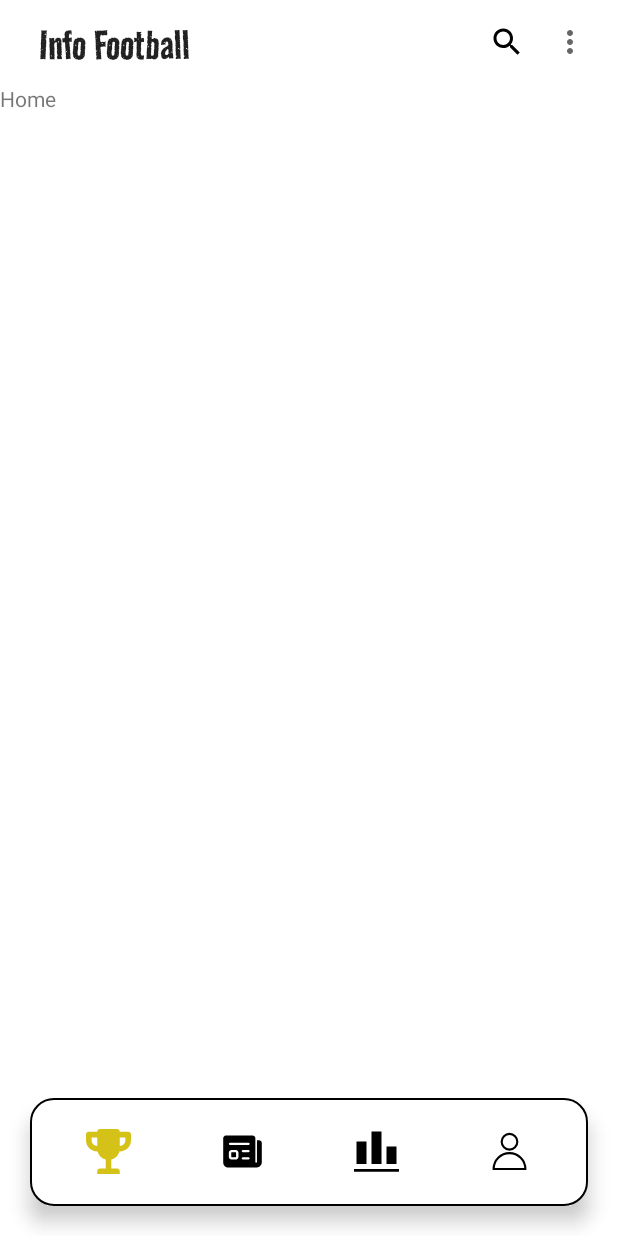
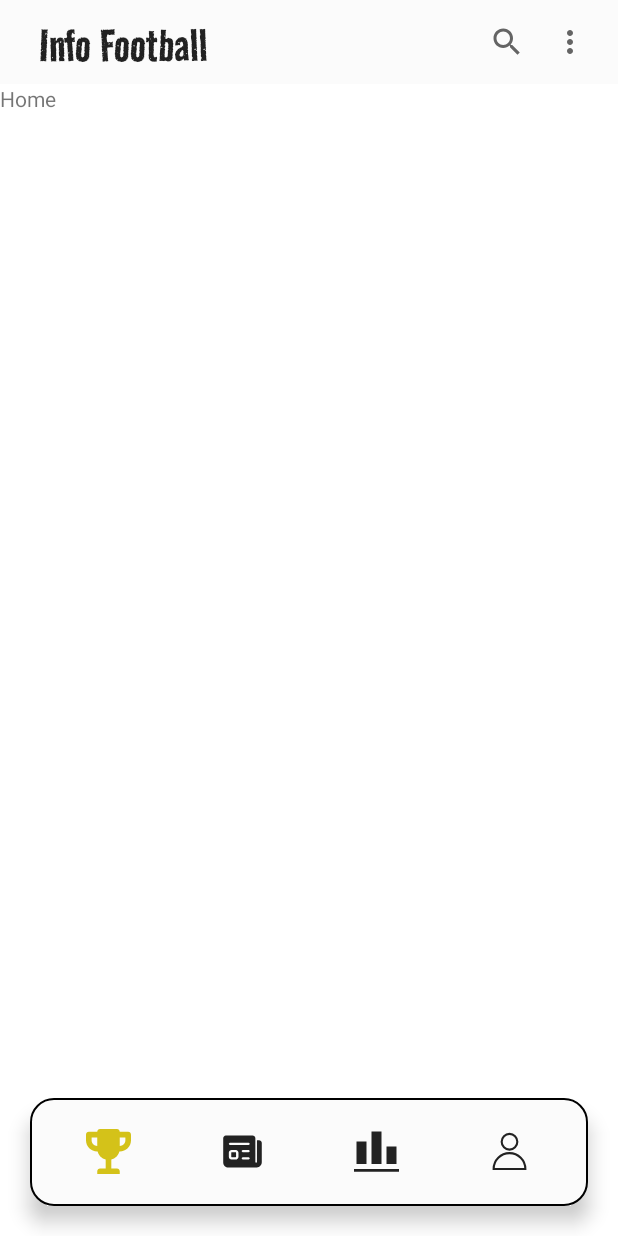
Before and after one commit to joaovq/InfoFootbballApp, an Android app: the HomeFragment screen opened directly, with no data from a screen before it, on a phone screen of 412 x 824 dp. Run offline under Robolectric (Android 15) with nearby library versions, the phone set to English and light mode, and no system bars; our stand-ins replace Timber, data binding, navigation-ui.

Commit message:
bug-fix: behavior hide on scroll screen

```diff
--- a/app/src/main/res/layout/container_bar_app.xml
+++ b/app/src/main/res/layout/container_bar_app.xml
@@ -17,5 +17,5 @@
         android:layout_width="wrap_content"
         android:layout_height="wrap_content"
         android:layout_gravity="end"
-        app:searchIcon="@drawable/ic_search" />
+         />
 </androidx.appcompat.widget.Toolbar>
--- a/app/src/main/res/layout/fragment_home.xml
+++ b/app/src/main/res/layout/fragment_home.xml
@@ -12,6 +12,8 @@
         app:elevation="0dp"
         android:fitsSystemWindows="true"
         android:paddingHorizontal="@dimen/space_10dp"
+        app:layout_behavior="com.google.android.material.appbar.AppBarLayout$Behavior"
+        app:layout_scrollFlags="scroll|enterAlwaysCollapsed|enterAlways"
         >
         <include android:id="@+id/toolbar_home"
             layout="@layout/container_bar_app"
@@ -37,10 +39,12 @@
     </androidx.constraintlayout.widget.ConstraintLayout>
     <com.google.android.material.bottomnavigation.BottomNavigationView
         android:id="@+id/bottom_navigation"
+        app:layout_behavior="com.google.android.material.behavior.HideBottomViewOnScrollBehavior"
         android:layout_width="match_parent"
-        android:layout_gravity="bottom"
+        android:layout_gravity="start|bottom"
+        app:layout_constraintBottom_toBottomOf="parent"
+        android:overScrollMode="ifContentScrolls"
         style="@style/BottomBarApp"
-        app:layout_constraintBottom_toBottomOf="parent"
         app:menu="@menu/bottom_navigation_menu"
         android:layout_height="wrap_content"/>
 </androidx.coordinatorlayout.widget.CoordinatorLayout>
--- a/app/src/main/res/layout/fragment_matches.xml
+++ b/app/src/main/res/layout/fragment_matches.xml
@@ -1,13 +1,14 @@
 <?xml version="1.0" encoding="utf-8"?>
-<FrameLayout xmlns:android="http://schemas.android.com/apk/res/android"
+<androidx.core.widget.NestedScrollView xmlns:android="http://schemas.android.com/apk/res/android"
     xmlns:tools="http://schemas.android.com/tools"
     android:layout_width="match_parent"
     android:layout_height="match_parent"
+    android:fillViewport="true"
+    xmlns:app="http://schemas.android.com/apk/res-auto"
     tools:context=".ui.matches.view.MatchesFragment">
-
-    <TextView
-        android:layout_width="match_parent"
-        android:layout_height="match_parent"
-        android:text="@string/title_menu_home" />
-
-</FrameLayout>
+     <androidx.appcompat.widget.AppCompatTextView
+         android:layout_width="wrap_content"
+         android:layout_height="wrap_content"
+         android:text="@string/title_menu_home"
+         />
+</androidx.core.widget.NestedScrollView>
--- a/app/src/main/res/values/colors.xml
+++ b/app/src/main/res/values/colors.xml
@@ -2,9 +2,9 @@
 <resources>
     <color name="purple_200">#FFBB86FC</color>
     <color name="purple_500">#FF6200EE</color>
-    <color name="color_secondary_brand">#000000</color>
-    <color name="color_primary_brand_dark">#000000</color>
-    <color name="color_secondary_brand_dark">#FFFFFF</color>
-    <color name="color_primary_brand">#FFFFFF</color>
+    <color name="color_secondary_brand">#222222</color>
+    <color name="color_primary_brand_dark">#222222</color>
+    <color name="color_secondary_brand_dark">#FBFBFB</color>
+    <color name="color_primary_brand">#FBFBFB</color>
     <color name="selector_color_bottom_bar">#D4C219</color>
 </resources>
--- a/app/src/main/res/values/dimens.xml
+++ b/app/src/main/res/values/dimens.xml
@@ -20,7 +20,7 @@
     <dimen name="text_buttons">14sp</dimen>
 
 <!--    Home Fragment-->
-    <dimen name="title_toolbar_size">32sp</dimen>
+    <dimen name="title_toolbar_size">35sp</dimen>
     <dimen name="bottom_bar_corner_radius">15dp</dimen>
     <dimen name="stroke_bottom_bar_width">1dp</dimen>
 
```
